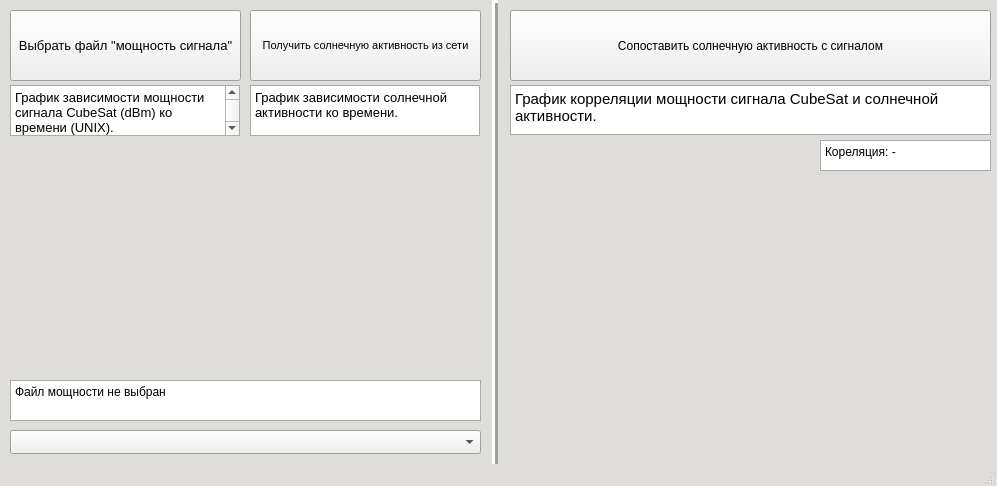
The window that main.ui (DocD-12/cubsat_data) describes before a commit, drawn with Qt 5.
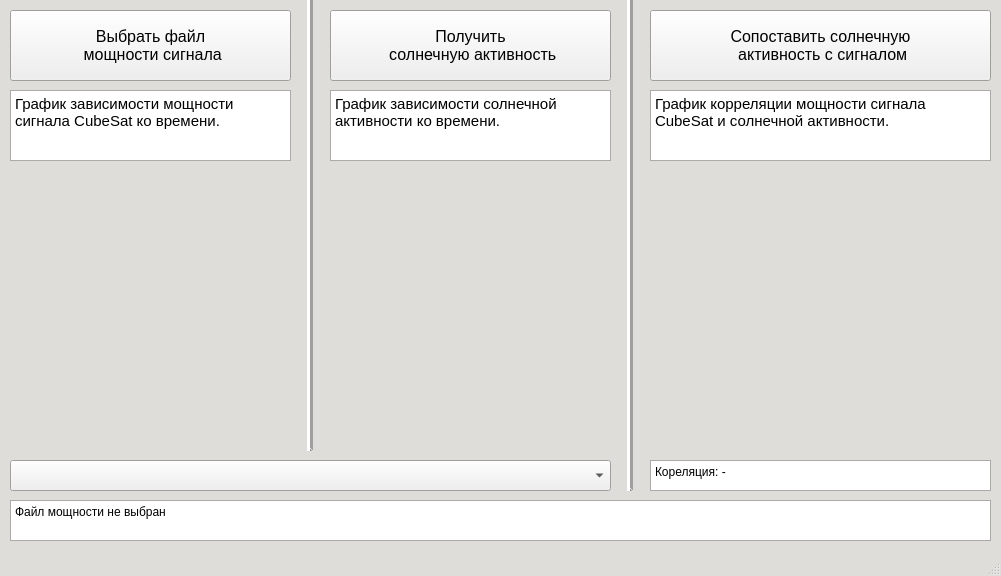
The same window after the commit. Icons and pictures are not drawn. Custom widgets are drawn as their Qt base class.

Commit message: main.ui: обновлён дизайн.

```diff
--- a/main.ui
+++ b/main.ui
@@ -6,8 +6,8 @@
    <rect>
     <x>0</x>
     <y>0</y>
-    <width>997</width>
-    <height>486</height>
+    <width>1001</width>
+    <height>576</height>
    </rect>
   </property>
   <property name="sizePolicy">
@@ -190,100 +190,85 @@
      <rect>
       <x>10</x>
       <y>10</y>
-      <width>231</width>
+      <width>281</width>
       <height>71</height>
      </rect>
     </property>
     <property name="font">
      <font>
-      <pointsize>10</pointsize>
+      <pointsize>12</pointsize>
      </font>
     </property>
     <property name="text">
-     <string>Выбрать файл &quot;мощность сигнала&quot;</string>
+     <string>Выбрать файл
+ мощности сигнала</string>
     </property>
    </widget>
    <widget class="QPushButton" name="compare_button">
     <property name="geometry">
      <rect>
-      <x>510</x>
+      <x>650</x>
       <y>10</y>
-      <width>481</width>
+      <width>341</width>
       <height>71</height>
      </rect>
     </property>
+    <property name="font">
+     <font>
+      <pointsize>12</pointsize>
+     </font>
+    </property>
     <property name="text">
-     <string>Сопоставить солнечную активность с сигналом</string>
+     <string>Сопоставить солнечную
+ активность с сигналом</string>
     </property>
    </widget>
    <widget class="QTextBrowser" name="textBrowser_one">
     <property name="geometry">
      <rect>
       <x>10</x>
-      <y>85</y>
-      <width>230</width>
-      <height>51</height>
+      <y>90</y>
+      <width>281</width>
+      <height>71</height>
      </rect>
     </property>
     <property name="html">
      <string>&lt;!DOCTYPE HTML PUBLIC &quot;-//W3C//DTD HTML 4.0//EN&quot; &quot;http://www.w3.org/TR/REC-html40/strict.dtd&quot;&gt;
 &lt;html&gt;&lt;head&gt;&lt;meta name=&quot;qrichtext&quot; content=&quot;1&quot; /&gt;&lt;style type=&quot;text/css&quot;&gt;
 p, li { white-space: pre-wrap; }
-&lt;/style&gt;&lt;/head&gt;&lt;body style=&quot; font-family:'Ubuntu'; font-size:11pt; font-weight:400; font-style:normal;&quot;&gt;
-&lt;p style=&quot; margin-top:0px; margin-bottom:0px; margin-left:0px; margin-right:0px; -qt-block-indent:0; text-indent:0px;&quot;&gt;&lt;span style=&quot; font-size:10pt;&quot;&gt;График зависимости мощности сигнала CubeSat (dBm) ко времени (UNIX).&lt;/span&gt;&lt;/p&gt;&lt;/body&gt;&lt;/html&gt;</string>
+&lt;/style&gt;&lt;/head&gt;&lt;body style=&quot; font-family:'MS Shell Dlg 2'; font-size:7.8pt; font-weight:400; font-style:normal;&quot;&gt;
+&lt;p style=&quot; margin-top:0px; margin-bottom:0px; margin-left:0px; margin-right:0px; -qt-block-indent:0; text-indent:0px;&quot;&gt;&lt;span style=&quot; font-family:'Ubuntu'; font-size:11pt;&quot;&gt;График зависимости мощности сигнала CubeSat ко времени.&lt;/span&gt;&lt;/p&gt;&lt;/body&gt;&lt;/html&gt;</string>
     </property>
    </widget>
    <widget class="QTextBrowser" name="textBrowser_three">
     <property name="geometry">
      <rect>
-      <x>510</x>
-      <y>85</y>
-      <width>481</width>
-      <height>50</height>
+      <x>650</x>
+      <y>90</y>
+      <width>341</width>
+      <height>71</height>
      </rect>
     </property>
-    <property name="markdown">
+    <property name="html">
+     <string>&lt;!DOCTYPE HTML PUBLIC &quot;-//W3C//DTD HTML 4.0//EN&quot; &quot;http://www.w3.org/TR/REC-html40/strict.dtd&quot;&gt;
+&lt;html&gt;&lt;head&gt;&lt;meta name=&quot;qrichtext&quot; content=&quot;1&quot; /&gt;&lt;style type=&quot;text/css&quot;&gt;
+p, li { white-space: pre-wrap; }
+&lt;/style&gt;&lt;/head&gt;&lt;body style=&quot; font-family:'MS Shell Dlg 2'; font-size:7.8pt; font-weight:400; font-style:normal;&quot;&gt;
+&lt;p style=&quot; margin-top:7px; margin-bottom:7px; margin-left:0px; margin-right:0px; -qt-block-indent:0; text-indent:0px;&quot;&gt;&lt;span style=&quot; font-family:'Ubuntu'; font-size:11pt;&quot;&gt;График корреляции мощности сигнала CubeSat и солнечной активности.&lt;/span&gt;&lt;/p&gt;&lt;/body&gt;&lt;/html&gt;</string>
+    </property>
+    <property name="markdown" stdset="0">
      <string>График корреляции мощности сигнала CubeSat и солнечной активности.
 
 </string>
     </property>
-    <property name="html">
-     <string>&lt;!DOCTYPE HTML PUBLIC &quot;-//W3C//DTD HTML 4.0//EN&quot; &quot;http://www.w3.org/TR/REC-html40/strict.dtd&quot;&gt;
-&lt;html&gt;&lt;head&gt;&lt;meta name=&quot;qrichtext&quot; content=&quot;1&quot; /&gt;&lt;style type=&quot;text/css&quot;&gt;
-p, li { white-space: pre-wrap; }
-&lt;/style&gt;&lt;/head&gt;&lt;body style=&quot; font-family:'Ubuntu'; font-size:11pt; font-weight:400; font-style:normal;&quot;&gt;
-&lt;p style=&quot; margin-top:7px; margin-bottom:7px; margin-left:0px; margin-right:0px; -qt-block-indent:0; text-indent:0px;&quot;&gt;График корреляции мощности сигнала CubeSat и солнечной активности.&lt;/p&gt;&lt;/body&gt;&lt;/html&gt;</string>
-    </property>
-   </widget>
-   <widget class="QTextBrowser" name="textBrowser_two">
-    <property name="geometry">
-     <rect>
-      <x>250</x>
-      <y>85</y>
-      <width>230</width>
-      <height>51</height>
-     </rect>
-    </property>
-    <property name="markdown">
-     <string>График зависимости солнечной активности ко времени.
-
-</string>
-    </property>
-    <property name="html">
-     <string>&lt;!DOCTYPE HTML PUBLIC &quot;-//W3C//DTD HTML 4.0//EN&quot; &quot;http://www.w3.org/TR/REC-html40/strict.dtd&quot;&gt;
-&lt;html&gt;&lt;head&gt;&lt;meta name=&quot;qrichtext&quot; content=&quot;1&quot; /&gt;&lt;style type=&quot;text/css&quot;&gt;
-p, li { white-space: pre-wrap; }
-&lt;/style&gt;&lt;/head&gt;&lt;body style=&quot; font-family:'Ubuntu'; font-size:11pt; font-weight:400; font-style:normal;&quot;&gt;
-&lt;p style=&quot; margin-top:7px; margin-bottom:7px; margin-left:0px; margin-right:0px; -qt-block-indent:0; text-indent:0px;&quot;&gt;&lt;span style=&quot; font-size:10pt;&quot;&gt;График зависимости солнечной активности ко времени.&lt;/span&gt;&lt;/p&gt;&lt;/body&gt;&lt;/html&gt;</string>
-    </property>
    </widget>
    <widget class="Line" name="line">
     <property name="geometry">
      <rect>
-      <x>487</x>
-      <y>0</y>
-      <width>17</width>
-      <height>491</height>
+      <x>620</x>
+      <y>-30</y>
+      <width>20</width>
+      <height>521</height>
      </rect>
     </property>
     <property name="frameShadow">
@@ -300,11 +285,16 @@
     <property name="geometry">
      <rect>
       <x>10</x>
-      <y>380</y>
-      <width>471</width>
+      <y>500</y>
+      <width>981</width>
       <height>41</height>
      </rect>
     </property>
+    <property name="font">
+     <font>
+      <pointsize>9</pointsize>
+     </font>
+    </property>
     <property name="lineWrapMode">
      <enum>QPlainTextEdit::NoWrap</enum>
     </property>
@@ -318,10 +308,10 @@
    <widget class="PlotWidget" name="graph_out" native="true">
     <property name="geometry">
      <rect>
-      <x>510</x>
-      <y>140</y>
-      <width>301</width>
-      <height>311</height>
+      <x>650</x>
+      <y>170</y>
+      <width>341</width>
+      <height>281</height>
      </rect>
     </property>
    </widget>
@@ -329,47 +319,43 @@
     <property name="geometry">
      <rect>
       <x>10</x>
-      <y>140</y>
-      <width>230</width>
-      <height>230</height>
-     </rect>
-    </property>
-   </widget>
-   <widget class="PlotWidget" name="graph_sun" native="true">
-    <property name="geometry">
-     <rect>
-      <x>250</x>
-      <y>140</y>
-      <width>230</width>
-      <height>230</height>
+      <y>170</y>
+      <width>281</width>
+      <height>281</height>
      </rect>
     </property>
    </widget>
    <widget class="QPushButton" name="input_button_sun">
     <property name="geometry">
      <rect>
-      <x>250</x>
+      <x>330</x>
       <y>10</y>
-      <width>231</width>
+      <width>281</width>
       <height>71</height>
      </rect>
     </property>
     <property name="font">
      <font>
-      <pointsize>8</pointsize>
+      <pointsize>12</pointsize>
+      <weight>50</weight>
+      <italic>false</italic>
+      <bold>false</bold>
+      <underline>false</underline>
+      <strikeout>false</strikeout>
       <kerning>true</kerning>
      </font>
     </property>
     <property name="text">
-     <string>Получить солнечную активность из сети</string>
+     <string>Получить
+ солнечную активность</string>
     </property>
    </widget>
    <widget class="QTextEdit" name="CorrBox">
     <property name="geometry">
      <rect>
-      <x>820</x>
-      <y>140</y>
-      <width>171</width>
+      <x>650</x>
+      <y>460</y>
+      <width>341</width>
       <height>31</height>
      </rect>
     </property>
@@ -383,20 +369,87 @@
      <string>&lt;!DOCTYPE HTML PUBLIC &quot;-//W3C//DTD HTML 4.0//EN&quot; &quot;http://www.w3.org/TR/REC-html40/strict.dtd&quot;&gt;
 &lt;html&gt;&lt;head&gt;&lt;meta name=&quot;qrichtext&quot; content=&quot;1&quot; /&gt;&lt;style type=&quot;text/css&quot;&gt;
 p, li { white-space: pre-wrap; }
-&lt;/style&gt;&lt;/head&gt;&lt;body style=&quot; font-family:'Ubuntu'; font-size:11pt; font-weight:400; font-style:normal;&quot;&gt;
-&lt;p style=&quot; margin-top:0px; margin-bottom:0px; margin-left:0px; margin-right:0px; -qt-block-indent:0; text-indent:0px;&quot;&gt;&lt;span style=&quot; font-size:9pt;&quot;&gt;Кореляция: -&lt;/span&gt;&lt;/p&gt;&lt;/body&gt;&lt;/html&gt;</string>
+&lt;/style&gt;&lt;/head&gt;&lt;body style=&quot; font-family:'MS Shell Dlg 2'; font-size:7.8pt; font-weight:400; font-style:normal;&quot;&gt;
+&lt;p style=&quot; margin-top:0px; margin-bottom:0px; margin-left:0px; margin-right:0px; -qt-block-indent:0; text-indent:0px;&quot;&gt;&lt;span style=&quot; font-family:'Ubuntu'; font-size:9pt;&quot;&gt;Кореляция: -&lt;/span&gt;&lt;/p&gt;&lt;/body&gt;&lt;/html&gt;</string>
     </property>
    </widget>
    <widget class="QComboBox" name="comboBox">
     <property name="geometry">
      <rect>
       <x>10</x>
-      <y>430</y>
-      <width>471</width>
-      <height>24</height>
+      <y>460</y>
+      <width>601</width>
+      <height>31</height>
      </rect>
     </property>
    </widget>
+   <widget class="PlotWidget" name="graph_sun" native="true">
+    <property name="geometry">
+     <rect>
+      <x>330</x>
+      <y>170</y>
+      <width>281</width>
+      <height>281</height>
+     </rect>
+    </property>
+   </widget>
+   <widget class="QTextBrowser" name="textBrowser_two">
+    <property name="enabled">
+     <bool>true</bool>
+    </property>
+    <property name="geometry">
+     <rect>
+      <x>330</x>
+      <y>90</y>
+      <width>281</width>
+      <height>71</height>
+     </rect>
+    </property>
+    <property name="font">
+     <font>
+      <pointsize>8</pointsize>
+      <weight>50</weight>
+      <bold>false</bold>
+     </font>
+    </property>
+    <property name="acceptDrops">
+     <bool>true</bool>
+    </property>
+    <property name="tabChangesFocus">
+     <bool>false</bool>
+    </property>
+    <property name="html">
+     <string>&lt;!DOCTYPE HTML PUBLIC &quot;-//W3C//DTD HTML 4.0//EN&quot; &quot;http://www.w3.org/TR/REC-html40/strict.dtd&quot;&gt;
+&lt;html&gt;&lt;head&gt;&lt;meta name=&quot;qrichtext&quot; content=&quot;1&quot; /&gt;&lt;style type=&quot;text/css&quot;&gt;
+p, li { white-space: pre-wrap; }
+&lt;/style&gt;&lt;/head&gt;&lt;body style=&quot; font-family:'MS Shell Dlg 2'; font-size:8pt; font-weight:400; font-style:normal;&quot;&gt;
+&lt;p style=&quot; margin-top:7px; margin-bottom:7px; margin-left:0px; margin-right:0px; -qt-block-indent:0; text-indent:0px;&quot;&gt;&lt;span style=&quot; font-family:'Ubuntu'; font-size:11pt;&quot;&gt;График зависимости солнечной активности ко времени.&lt;/span&gt;&lt;/p&gt;&lt;/body&gt;&lt;/html&gt;</string>
+    </property>
+    <property name="markdown" stdset="0">
+     <string>График зависимости солнечной активности ко времени.
+
+</string>
+    </property>
+   </widget>
+   <widget class="Line" name="line_2">
+    <property name="geometry">
+     <rect>
+      <x>300</x>
+      <y>-10</y>
+      <width>20</width>
+      <height>461</height>
+     </rect>
+    </property>
+    <property name="frameShadow">
+     <enum>QFrame::Raised</enum>
+    </property>
+    <property name="lineWidth">
+     <number>3</number>
+    </property>
+    <property name="orientation">
+     <enum>Qt::Vertical</enum>
+    </property>
+   </widget>
   </widget>
   <widget class="QStatusBar" name="statusbar"/>
  </widget>
```
Left out of the diff: 2 changed lines with no effect on the pictures.
